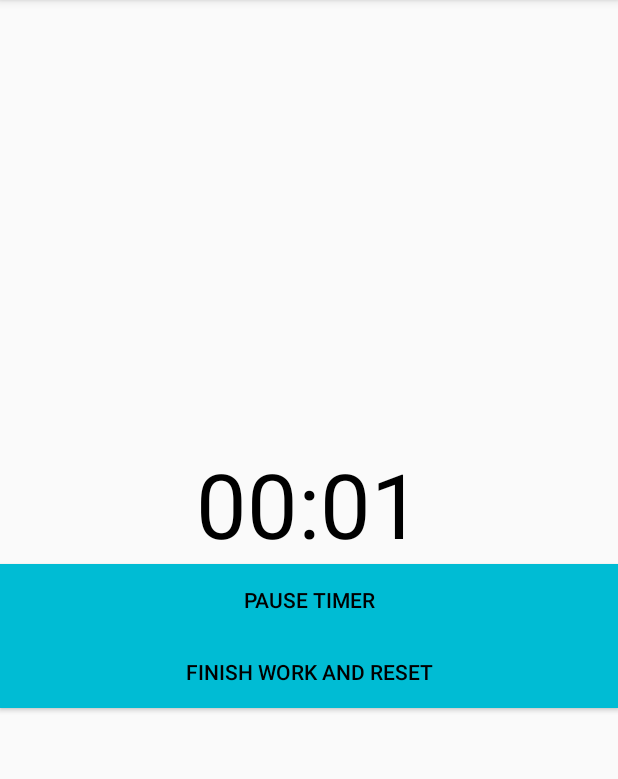
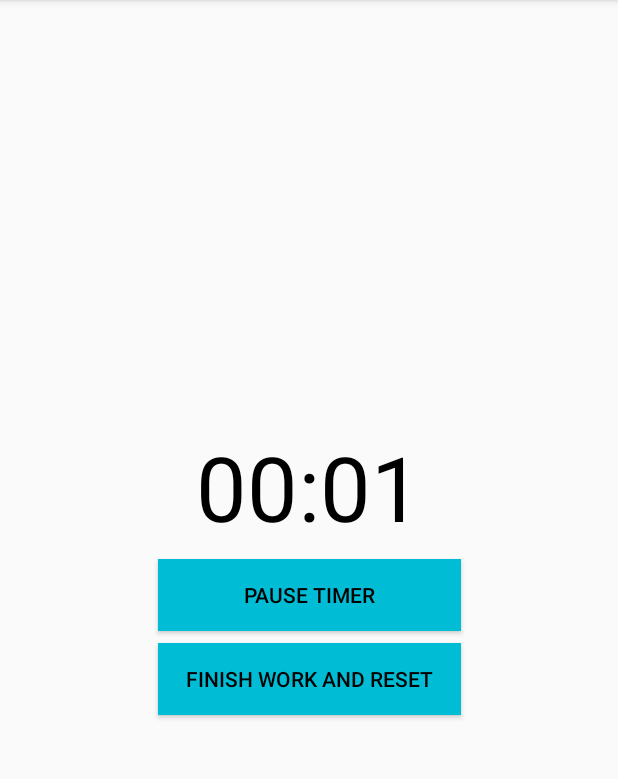
Before and after one commit to EricSumStu/August19, an Android app: the screen it shows after launch (MainActivity), after a tap on "START TIMER", on a phone screen of 412 x 824 dp, the part 84-863 px from its top. Run offline under Robolectric (Android 15) with nearby library versions, the phone set to English and light mode, and no system bars.

Commit message:
New buttons

```diff
--- a/TrackMyHours/app/src/main/res/layout/activity_main.xml
+++ b/TrackMyHours/app/src/main/res/layout/activity_main.xml
@@ -1,42 +1,71 @@
 <?xml version="1.0" encoding="utf-8"?>
-<LinearLayout xmlns:android="http://schemas.android.com/apk/res/android"
+<androidx.constraintlayout.widget.ConstraintLayout xmlns:android="http://schemas.android.com/apk/res/android"
     xmlns:app="http://schemas.android.com/apk/res-auto"
     xmlns:tools="http://schemas.android.com/tools"
     android:layout_width="match_parent"
     android:layout_height="match_parent"
     tools:context=".MainActivity"
     android:orientation="vertical"
-    android:gravity="center">
+    android:gravity="center"
+    android:layout_gravity="center">
 
+
+    <LinearLayout
+        android:layout_width="wrap_content"
+        android:layout_height="wrap_content"
+        android:layout_marginBottom="8dp"
+        android:gravity="center"
+        android:orientation="vertical"
+        android:weightSum="9"
+        app:layout_constraintBottom_toBottomOf="parent"
+        app:layout_constraintRight_toRightOf="parent"
+        app:layout_constraintLeft_toLeftOf="parent"
+        app:layout_constraintTop_toTopOf="parent">
 
         <Chronometer
             android:id="@+id/chronometer"
             android:layout_width="wrap_content"
             android:layout_height="wrap_content"
+            android:layout_marginStart="8dp"
+            android:layout_marginLeft="8dp"
+            android:layout_marginTop="8dp"
+            android:layout_marginEnd="8dp"
+            android:layout_marginRight="8dp"
+            android:layout_marginBottom="8dp"
             android:textColor="@android:color/black"
             android:textSize="60sp" />
 
         <Button
             android:id="@+id/startButton"
-        android:layout_width="match_parent"
+            android:layout_width="202dp"
             android:layout_height="wrap_content"
+            android:layout_marginStart="8dp"
+            android:layout_marginLeft="8dp"
+            android:layout_marginEnd="8dp"
+            android:layout_marginRight="8dp"
+            android:layout_marginBottom="8dp"
             android:background="#00BCD4"
             android:onClick="startStopChronometer"
             android:text="@string/StartButtonText"
             android:textColor="@android:color/black" />
 
-
         <Button
             android:id="@+id/resetButton"
-        android:layout_width="match_parent"
+            android:layout_width="202dp"
             android:layout_height="wrap_content"
+            android:layout_marginStart="8dp"
+            android:layout_marginLeft="8dp"
+            android:layout_marginEnd="8dp"
+            android:layout_marginRight="8dp"
+            android:layout_marginBottom="8dp"
             android:background="#00BCD4"
             android:onClick="resetChronometer"
             android:text="@string/finish_work_text"
             android:textColor="@android:color/black"
             android:visibility="invisible"
             tools:visibility="visible" />
+    </LinearLayout>
 
 
 
-    </LinearLayout>
+    </androidx.constraintlayout.widget.ConstraintLayout>
```
Lines whose indentation alone changed are shown as unchanged.
